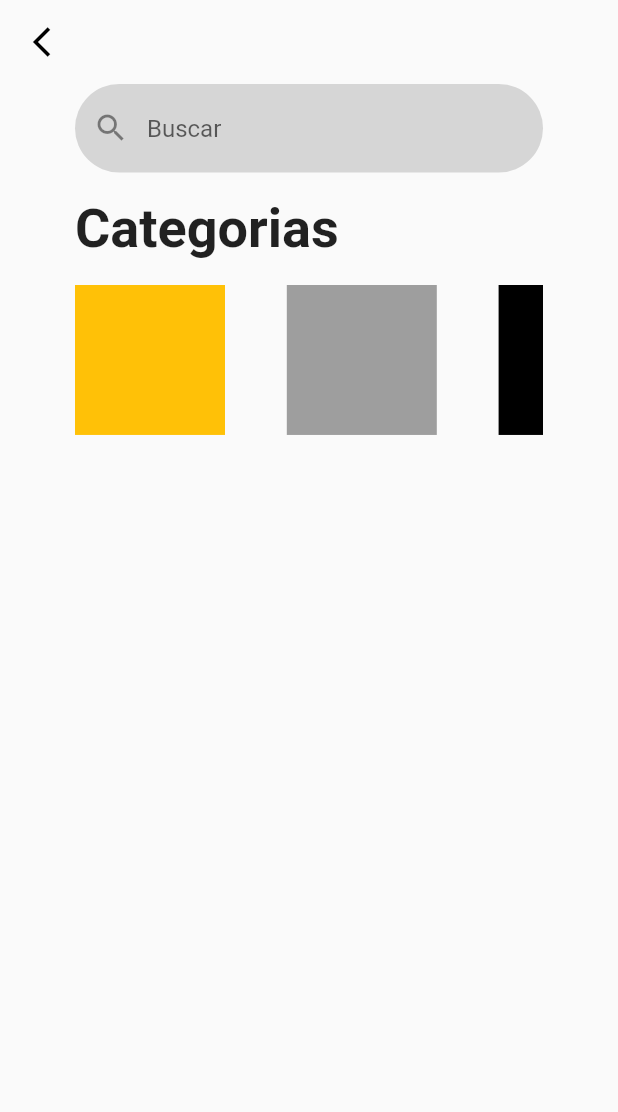
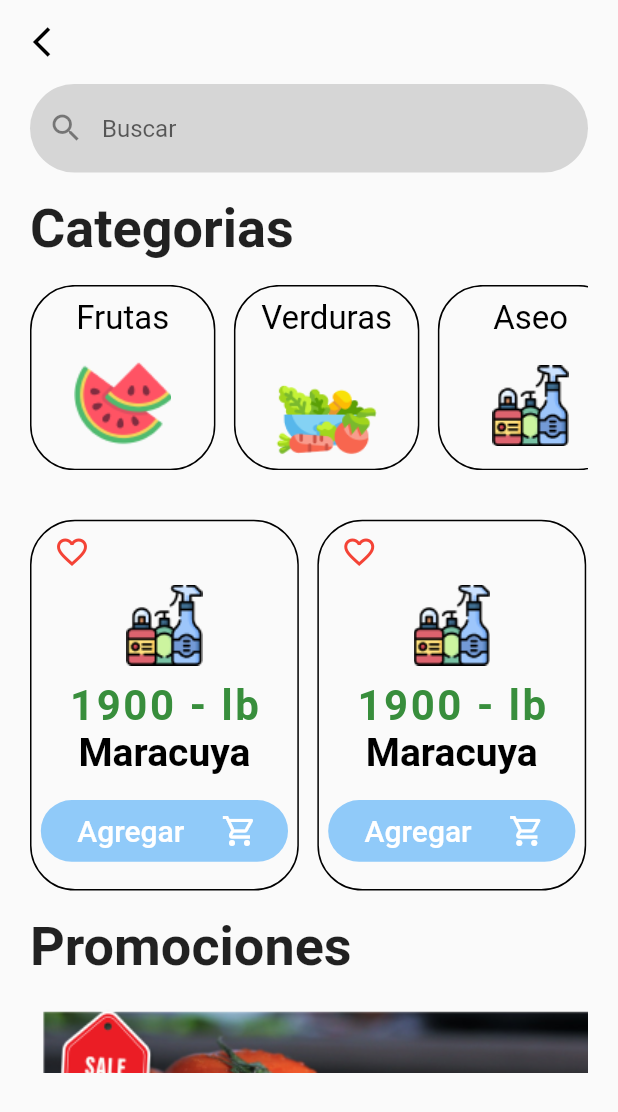
Before and after one commit to Ygsanabria8/MarketPLus, a Flutter app: the Store screen opened by its route, on a phone screen of 412 x 824 dp. Shown: the top 1112 px of the screen. Run offline on Flutter 3.47's test engine with Material 2 defaults, Android fonts, the phone set to English and light mode, and no system bars; our stand-ins replace flutter_svg.

Commit message:
pantalla store

```diff
--- a/lib/pages/logIn.dart
+++ b/lib/pages/logIn.dart
@@ -67,7 +67,7 @@ class _LoginPageState extends State<LoginPage> {
                 ButtonBlue(
                   name: 'Iniciar Sesion',
                   onPressed: () => {
-                    Navigator.pushNamed(context, 'store'),
+                    Navigator.pushNamed(context, 'home'),
                   },
                 ),
                 SizedBox(
--- a/lib/pages/store.dart
+++ b/lib/pages/store.dart
@@ -1,3 +1,5 @@
+import 'package:MarketPlus/widgets/category.dart';
+import 'package:MarketPlus/widgets/item-card.dart';
 import 'package:MarketPlus/widgets/searchBar.dart';
 import 'package:flutter/material.dart';
 
@@ -23,11 +25,11 @@ class Store extends StatelessWidget {
       body: WillPopScope(
         onWillPop: () => null,
         child: Container(
-          padding: EdgeInsets.symmetric(horizontal: 20),
+          padding: EdgeInsets.symmetric(horizontal: 10),
           width: MediaQuery.of(context).size.width,
           height: MediaQuery.of(context).size.height * 0.8,
           child: SingleChildScrollView(
-            padding: EdgeInsets.symmetric(horizontal: 30),
+            padding: EdgeInsets.symmetric(horizontal: 10),
             child: Column(
               children: [
                 SearchBar(),
@@ -50,34 +52,73 @@ class Store extends StatelessWidget {
                 ),
                 Container(
                   width: MediaQuery.of(context).size.width,
-                  height: 100,
+                  height: MediaQuery.of(context).size.height * 0.15,
                   child: ListView(
                     scrollDirection: Axis.horizontal,
                     children: [
-                      Container(
-                        width: 100,
-                        height: 50,
-                        color: Colors.amber,
+                      Category(
+                        name: "Frutas",
+                        imageUrl: "assets/img/watermelon.png",
                       ),
                       SizedBox(
-                        width: MediaQuery.of(context).size.width * 0.1,
+                        width: MediaQuery.of(context).size.width * 0.03,
                       ),
-                      Container(
-                        width: 100,
-                        height: 50,
-                        color: Colors.grey,
+                      Category(
+                        name: "Verduras",
+                        imageUrl: "assets/img/vegeatables.png",
                       ),
                       SizedBox(
-                        width: MediaQuery.of(context).size.width * 0.1,
+                        width: MediaQuery.of(context).size.width * 0.03,
                       ),
-                      Container(
-                        width: 100,
-                        height: 50,
-                        color: Colors.black,
+                      Category(
+                        name: "Aseo",
+                        imageUrl: "assets/img/cleaning.png",
                       ),
                     ],
                   )
                 ),
+                SizedBox(
+                  height: MediaQuery.of(context).size.height * 0.04,
+                ),
+                Container(
+                  width: MediaQuery.of(context).size.width,
+                  height: MediaQuery.of(context).size.height * 0.3,
+                  child: Row(
+                    children: [
+                      ItemCard(
+                        name: "Maracuya",
+                        imageUrl: "assets/img/cleaning.png",
+                      ),
+                      SizedBox(
+                        width: MediaQuery.of(context).size.width * 0.03,
+                      ),
+                      ItemCard(
+                        name: "Maracuya",
+                        imageUrl: "assets/img/cleaning.png",
+                      ),
+                    ],
+                  )
+                ),
+                SizedBox(
+                  height: MediaQuery.of(context).size.height * 0.02,
+                ),
+                Container(
+                  width: MediaQuery.of(context).size.width,
+                  child: Text(
+                    "Promociones",
+                    textAlign: TextAlign.left,
+                    style: TextStyle(
+                      fontSize: MediaQuery.of(context).textScaleFactor * 36,
+                      fontWeight: FontWeight.bold,
+                    ),
+                  ),
+                ),
+                SizedBox(
+                  height: MediaQuery.of(context).size.height * 0.02,
+                ),
+                Image(
+                  image: AssetImage('assets/img/tomatos.png'),
+                )
               ],
             ),
           ),
--- /dev/null
+++ b/lib/widgets/category.dart
@@ -0,0 +1,45 @@
+import 'package:flutter/material.dart';
+import 'package:flutter/cupertino.dart';
+
+class Category extends StatelessWidget {
+
+  String name;
+  String imageUrl;
+
+  Category({Key key, this.name, this.imageUrl});
+
+  @override
+  Widget build(BuildContext context) {
+    return GestureDetector(
+      child: Container(
+        width: MediaQuery.of(context).size.width * 0.3,
+        decoration: BoxDecoration(
+          border: Border.all(color: Colors.black),
+          borderRadius: BorderRadius.all(Radius.circular(30))
+        ),
+        child: Column(
+          children: [
+            SizedBox(
+              height: MediaQuery.of(context).size.height * 0.01,
+            ),
+            Text(
+              name,
+              style: TextStyle(
+                color: Colors.black,
+                fontSize: MediaQuery.of(context).textScaleFactor * 22,
+                fontWeight: FontWeight.w400
+              ),
+            ),
+            SizedBox(
+              height: MediaQuery.of(context).size.height * 0.01,
+            ),
+            Image(
+              image: AssetImage(imageUrl),
+              width: 70,
+            )
+          ],
+        ),
+      ),
+    );
+  }
+}
--- /dev/null
+++ b/lib/widgets/item-card.dart
@@ -0,0 +1,92 @@
+import 'package:flutter/material.dart';
+import 'package:flutter/cupertino.dart';
+
+class ItemCard extends StatelessWidget {
+
+  String name;
+  String imageUrl;
+
+  ItemCard({Key key, this.name, this.imageUrl});
+
+  @override
+  Widget build(BuildContext context) {
+    return Container(
+        width: MediaQuery.of(context).size.width * 0.435,
+        decoration: BoxDecoration(
+          border: Border.all(color: Colors.black),
+          borderRadius: BorderRadius.all(Radius.circular(30))
+        ),
+        child: Column(
+          children: [
+            SizedBox(
+              height: MediaQuery.of(context).size.height * 0.01,
+            ),
+            Container(
+              padding: EdgeInsets.symmetric(horizontal: 15),
+              alignment: Alignment.centerLeft,
+              child: Icon(
+                Icons.favorite_outline_outlined,
+                color: Colors.red,
+              ),
+            ),
+            Image(
+              image: AssetImage(imageUrl),
+              width: 70,
+            ),
+            Text(
+              "1900 - lb",
+              style: TextStyle(
+                color: Colors.green[700],
+                fontSize: MediaQuery.of(context).textScaleFactor * 28,
+                letterSpacing: 1.7,
+                fontWeight: FontWeight.w600
+              ),
+            ),
+            Text(
+              name,
+              style: TextStyle(
+                color: Colors.black,
+                fontSize: MediaQuery.of(context).textScaleFactor * 26,
+                fontWeight: FontWeight.w600
+              ),
+            ),
+            SizedBox(
+              height: MediaQuery.of(context).size.height * 0.02,
+            ),
+            Container(
+              width: MediaQuery.of(context).size.width * 0.4,
+              height: MediaQuery.of(context).size.height * 0.05,
+              child: RaisedButton(
+                shape: RoundedRectangleBorder(
+                  borderRadius: BorderRadius.all(Radius.circular(40)),
+                ),
+                disabledColor: Colors.blue[200],
+                child: Row(
+                  children: [
+                    SizedBox(
+                      width: MediaQuery.of(context).size.width * 0.02,
+                    ),
+                    Text(
+                      "Agregar",
+                      style: TextStyle(
+                        color: Colors.white,
+                        fontSize: MediaQuery.of(context).textScaleFactor * 20,
+                      ),
+                    ),
+                    SizedBox(
+                      width: MediaQuery.of(context).size.width * 0.06,
+                    ),
+                    Icon(
+                      Icons.local_grocery_store_outlined,
+                      color: Colors.white,
+                    )
+                  ],
+                ),
+                onPressed: null
+              ),
+            ),
+          ],
+        ),
+      );
+  }
+}
```
Also changed, not shown: lib/widgets/button-blue.dart (indentation only).
